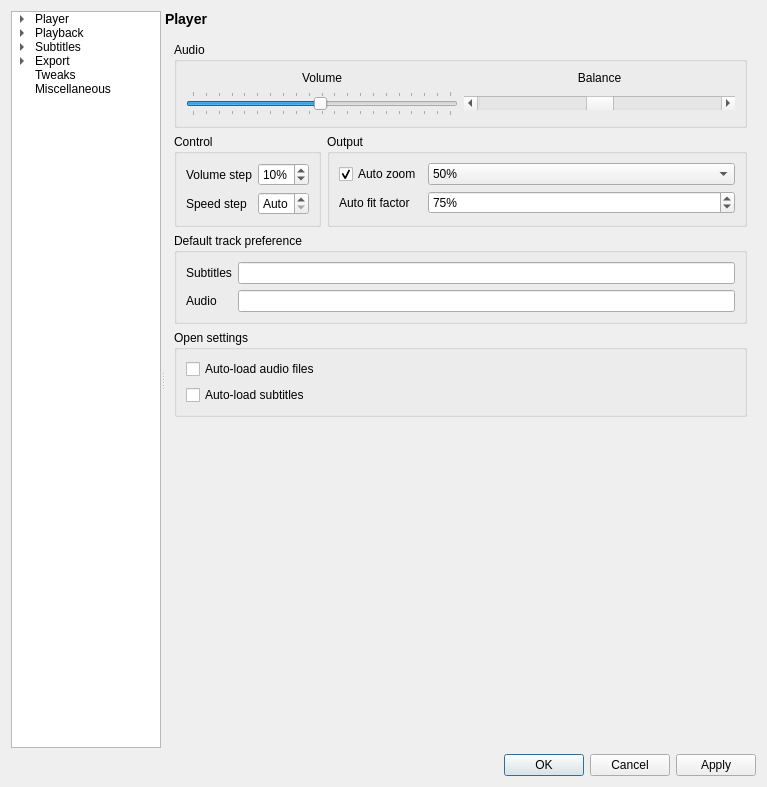
Old version of the form settingswindow.ui in the repository mpc-qt/mpc-qt.
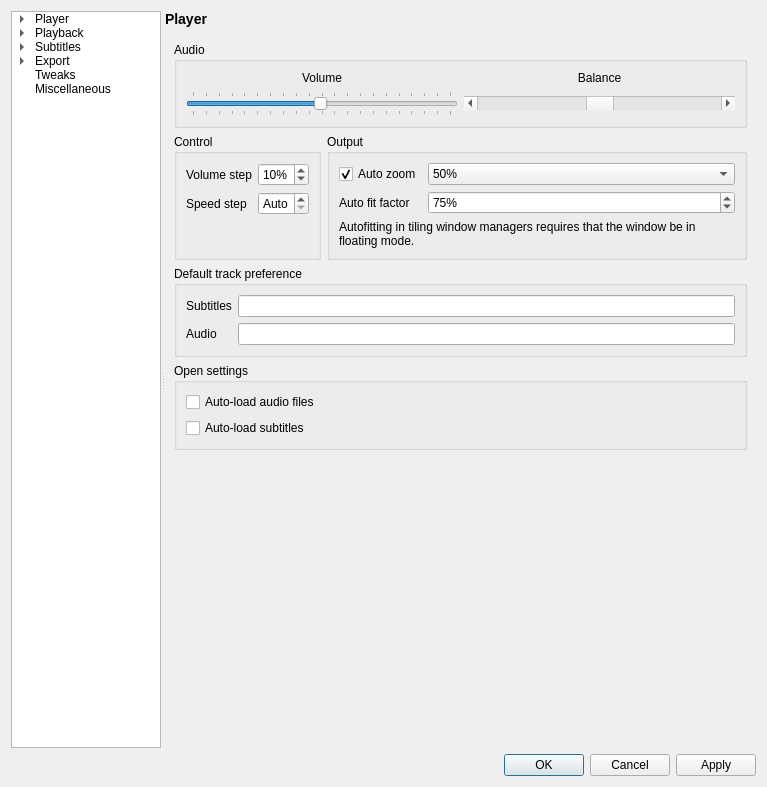
New version of the form. The open tabs and pages were chosen to show the change.

Commit message:
settingswindow: include warning about tiling wm's
Fixes #12.

Diff of the .ui file:
```diff
--- a/settingswindow.ui
+++ b/settingswindow.ui
@@ -617,6 +617,16 @@
                 </property>
                </widget>
               </item>
+              <item row="2" column="0" colspan="2">
+               <widget class="QLabel" name="playbackAutozoomWarn">
+                <property name="text">
+                 <string>Autofitting in tiling window managers requires that the window be in floating mode.</string>
+                </property>
+                <property name="wordWrap">
+                 <bool>true</bool>
+                </property>
+               </widget>
+              </item>
              </layout>
             </widget>
            </item>
```
Left out of the diff: 2 changed lines with no effect on the pictures. The commit also changes 1 other file.
